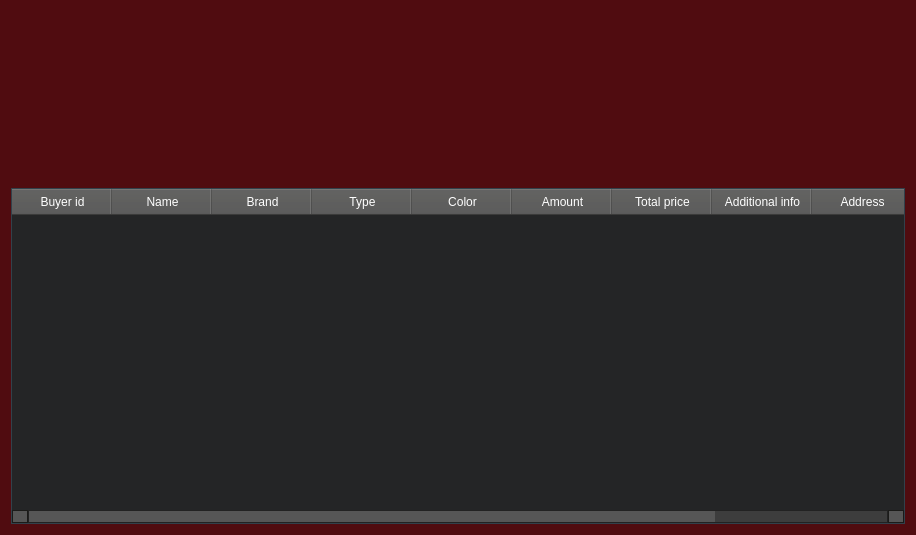
This is AP/show_transactions_customer.ui in AP-projects-4001/Guys as Qt 5 draws it before an edit. The edited form follows.
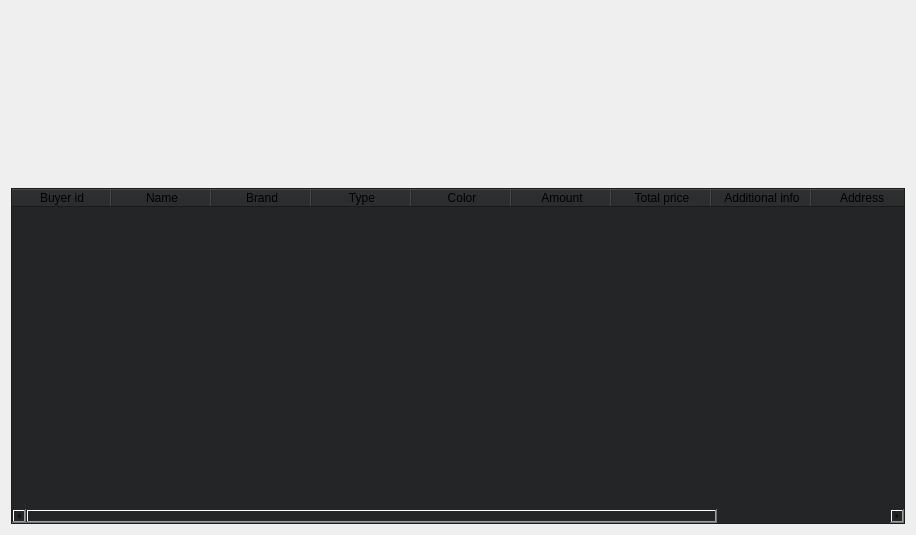
This is the edited form. Icons and pictures are not drawn.

Diff of the .ui file:
```diff
--- a/AP/show_transactions_customer.ui
+++ b/AP/show_transactions_customer.ui
@@ -13,711 +13,6 @@
   <property name="windowTitle">
    <string>Dialog</string>
   </property>
-  <property name="styleSheet">
-   <string notr="true">
-QWidget
-{
-	background-color: #500c10;
-	color: #ffffff;
-	border-color: #051a39;
-
-}
-
-
-QLabel
-{
-	background-color: transparent;
-	color: #ffffff;
-
-}
-
-
-QToolTip
-{
-	border : 1px solid #500c10;
-	background-color: #26264f;
-	color: #ffffff;
-	border-color: #051a39;
-
-}
-QPushButton
-{
-	background-color: #565656;
-	color: #ffffff;
-	border-style: solid;
-	border-width: 1px;
-	border-radius: 10px;
-	border-color: #051a39;
-	padding: 5px;
-
-}
-
-
-QPushButton::disabled
-{
-	background-color: #404040;
-	color: #656565;
-	border-color: #051a39;
-
-}
-
-
-QPushButton::hover
-{
-	background-color: #8399ff;
-	color: #ffffff;
-	border-style: solid;
-	border-width: 1px;
-	border-radius: 10px;
-	border-color: #051a39;
-	padding: 5px;
-}
-
-
-QPushButton::pressed
-{
-	background-color: #4969ff;
-	color: #ffffff;
-	border-style: solid;
-	border-width: 1px;
-	border-radius: 10px;
-	border-color: #051a39;
-	padding: 5px;
-
-}
-
-QComboBox
-{
-    background-color: #565656;
-    border: 1px solid;
-    border-radius: 3px;
-    padding-left: 6px;
-    color: #ffffff;
-    height: 20px;
-
-}
-
-
-QComboBox::disabled
-{
-	background-color: #404040;
-	color: #656565;
-	border-color: #051a39;
-
-}
-
-
-QComboBox:hover
-{
-    background-color: #8399ff;
-}
-
-
-QComboBox:on
-{
-    background-color: #4969ff;
-
-}
-
-
-QComboBox QAbstractItemView
-{
-    background-color: #383838;
-    color: #ffffff;
-    border: 1px solid black;
-    selection-background-color: #4969ff;
-    selection-color: #ffffff;
-    outline: 0;
-
-}
-
-QComboBox::drop-down
-{
-    subcontrol-origin: padding;
-    subcontrol-position: top right;
-    width: 15px;
-    border-left-width: 0px;
-    border-left-color: darkgray;
-    border-left-style: solid; 
-    border-top-right-radius: 3px; 
-    border-bottom-right-radius: 3px;
-
-}
-
-
-QComboBox::down-arrow
-{
-    image: url(://arrow-down.png);
-    width: 8px;
-    height: 8px;
-}
-
-
-QSpinBox
-{
-	background-color: #525251;
-	color: #ffffff;
-	border: 1px solid #051a39;
-	border-radius: 3px;
-	padding : 2px;
-}
-
-QLineEdit
-{
-	background-color: #525251;
-	color: #ffffff;
-	border-width: 1px;
-	border-radius: 7px;
-	border-color: #051a39;
-	padding: 2px;
-
-}
-
-QLineEdit::disabled
-{
-	background-color: #404040;
-	color: #656565;
-	border-width: 1px;
-	border-radius: 7px;
-	border-color: #051a39;
-	padding: 2px;
-
-}
-
-QTextEdit
-{
-	background-color: #ffffff;
-	color: #010201;
-	border-color: #051a39;
-
-}
-
-
-QTextEdit::disabled
-{
-	background-color: #404040;
-	color: #656565;
-	border-color: #051a39;
-
-}
-
-QCheckBox::indicator
-{
-    color: #b1b1b1;
-    background-color: #323232;
-    border: 1px solid #b1b1b1;
-    width: 12px;
-    height: 12px;
-
-}
-
-
-QCheckBox::indicator:checked
-{
-    image:url(://checkbox.png);
-    border: 1px solid #565656;
-
-}
-
-
-QCheckBox::disabled
-{
-	color: #656565;
-
-}
-
-
-QCheckBox::indicator:disabled
-{
-	background-color: #656565;
-	color: #656565;
-    border: 1px solid #656565;
-
-}
-
-
-QRadioButton::indicator::unchecked
-{ 
-	border: 2px inset gray; 
-	border-radius: 5px; 
-	background-color:  #fff;
-	width: 9px; 
-	height: 9px; 
-
-}
-
-
-QRadioButton::indicator::unchecked:hover
-{ 
-	border: 2px solid #565656; 
-	border-radius: 5px; 
-	background-color:  #fff;
-	width: 9px; 
-	height: 9px; 
-
-}
-
-
-QRadioButton::indicator::checked
-{ 
-	border: 2px inset darkgray; 
-	border-radius: 5px; 
-	background-color: #4969ff; 
-	width: 9px; 
-	height: 9px; 
-
-}
-
-
-QRadioButton::disabled
-{
-	color: #656565;
-
-}
-
-
-QRadioButton::indicator:disabled
-{
-	background-color: #656565;
-	color: #656565;
-    border: 2px solid #656565;
-
-}
-
-
-QTableView
-{
-    background-color: #242526;
-    border: 1px solid #32414B;
-    color: #f0f0f0;
-    gridline-color: #8faaff;
-    outline : 0;
-
-}
-
-
-QTableView::disabled
-{
-    background-color: #242526;
-    border: 1px solid #32414B;
-    color: #656565;
-    gridline-color: #656565;
-    outline : 0;
-
-}
-
-
-QTableView::item:hover 
-{
-    background-color: #26264f;
-    color: #f0f0f0;
-
-}
-
-
-QTableView::item:selected 
-{
-    background-color: #1a1b1c;
-    border: 2px solid #4969ff;
-    color: #F0F0F0;
-
-}
-
-
-QTableView::item:selected:disabled
-{
-    background-color: #1a1b1c;
-    border: 2px solid #525251;
-    color: #656565;
-
-}
-
-
-QTableCornerButton::section
-{
-    background-color: #505050;
-    color: #fff;
-
-}
-
-
-QHeaderView::section
-{
-    background-color: #525251;
-    color: #fff;
-    text-align: left;
-	padding: 4px;
-	
-}
-
-
-QHeaderView::section:disabled
-{
-    background-color: #525251;
-    color: #656565;
-
-}
-
-
-
-
-
-
-QHeaderView::section::vertical::first,
-QHeaderView::section::vertical::only-one
-{
-    border-top: 1px solid #353635;
-
-}
-
-
-QHeaderView::section::vertical
-{
-    border-top: 1px solid #353635;
-
-}
-
-
-QHeaderView::section::horizontal::first,
-QHeaderView::section::horizontal::only-one
-{
-    border-left: 1px solid #353635;
-
-}
-
-
-QHeaderView::section::horizontal
-{
-    border-left: 1px solid #353635;
-
-}
-
-
-QTabBar::tab
-{
-	background-color: #262626;
-	color: #ffffff;
-	border-style: solid;
-	border-width: 1px;
-	border-top-left-radius: 3px;
-	border-top-right-radius: 3px;
-	border-color: #051a39;
-	padding: 5px;
-
-}
-
-
-QTabBar::tab:disabled
-{
-	background-color: #656565;
-	color: #656565;
-}
-
-
-QTabWidget::pane 
-{
-	background-color: #262626;
-	color: #ffffff;
-    border: 1px solid;
-    border-color: #565656;
-
-}
-
-
-QTabBar::tab:selected
-{
-    background-color: #565656;
-	color: #ffffff;
-	border-style: solid;
-	border-width: 1px;
-	border-top-left-radius: 3px;
-	border-top-right-radius: 3px;
-	border-color: #051a39;
-	padding: 5px;
-
-}
-
-
-QTabBar::tab:selected:disabled
-{
-	background-color: #404040;
-	color: #656565;
-
-}
-
-
-QTabBar::tab:!selected 
-{
-    background-color: #262626;
-
-}
-
-
-QTabBar::tab:!selected:hover 
-{
-    background-color: #8399ff;
-
-}
-
-
-QTabBar::tab:top:!selected 
-{
-    margin-top: 3px;
-
-}
-
-
-QTabBar::tab:bottom:!selected 
-{
-    margin-bottom: 3px;
-
-}
-
-
-QTabBar::tab:top, QTabBar::tab:bottom 
-{
-    min-width: 8ex;
-    margin-right: -1px;
-    padding: 5px 10px 5px 10px;
-
-}
-
-
-QTabBar::tab:top:selected 
-{
-    border-bottom-color: none;
-
-}
-
-
-QTabBar::tab:bottom:selected 
-{
-    border-top-color: none;
-
-}
-
-
-QTabBar::tab:top:last, QTabBar::tab:bottom:last,
-QTabBar::tab:top:only-one, QTabBar::tab:bottom:only-one 
-{
-    margin-right: 0;
-
-}
-
-
-QTabBar::tab:left:!selected 
-{
-    margin-right: 3px;
-
-}
-
-
-QTabBar::tab:right:!selected
-{
-    margin-left: 3px;
-
-}
-
-
-QTabBar::tab:left, QTabBar::tab:right 
-{
-    min-height: 8ex;
-    margin-bottom: -1px;
-    padding: 10px 5px 10px 5px;
-
-}
-
-
-QTabBar::tab:left:selected 
-{
-    border-left-color: none;
-
-}
-
-
-QTabBar::tab:right:selected 
-{
-    border-right-color: none;
-
-}
-
-
-QTabBar::tab:left:last, QTabBar::tab:right:last,
-QTabBar::tab:left:only-one, QTabBar::tab:right:only-one 
-{
-    margin-bottom: 0;
-
-}
-
-
-QScrollBar:horizontal
-{
-    border: 1px solid #222222;
-    background-color: #3d3d3d;
-    height: 13px;
-    margin: 0px 16px 0 16px;
-
-}
-
-
-QScrollBar::handle:horizontal
-{
-    background: #565656;
-    min-height: 20px;
-
-}
-
-
-QScrollBar::add-line:horizontal
-{
-    border: 1px solid #1b1b19;
-    background-color: #565656;
-    width: 14px;
-    subcontrol-position: right;
-    subcontrol-origin: margin;
-
-}
-
-
-QScrollBar::sub-line:horizontal
-{
-    border: 1px solid #1b1b19;
-    background-color: #565656;
-    width: 14px;
-    subcontrol-position: left;
-    subcontrol-origin: margin;
-
-}
-
-
-QScrollBar::right-arrow:horizontal
-{
-    width: 6px;
-    height: 6px;
-
-}
-
-
-QScrollBar::left-arrow:horizontal
-{
-    width: 6px;
-    height: 6px;
-
-}
-
-
-QScrollBar::add-page:horizontal, QScrollBar::sub-page:horizontal
-{
-    background: none;
-
-}
-
-
-QScrollBar:vertical
-{
-    background-color: #3d3d3d;
-    width: 13px;
-    margin: 16px 0 16px 0;
-    border: 1px solid #222222;
-
-}
-
-
-QScrollBar::handle:vertical
-{
-    background-color: #565656;
-    min-height: 20px;
-
-}
-
-
-QScrollBar::add-line:vertical
-{
-    border: 1px solid #1b1b19;
-    background-color: #565656;
-    height: 14px;
-    subcontrol-position: bottom;
-    subcontrol-origin: margin;
-
-}
-
-
-QScrollBar::sub-line:vertical
-{
-    border: 1px solid #1b1b19;
-    background-color: #565656;
-    height: 14px;
-    subcontrol-position: top;
-    subcontrol-origin: margin;
-
-}
-
-
-QScrollBar::up-arrow:vertical
-{
-    width: 6px;
-    height: 6px;
-
-}
-
-
-QScrollBar::down-arrow:vertical
-{
-    width: 6px;
-    height: 6px;
-
-}
-
-
-QScrollBar::add-page:vertical, QScrollBar::sub-page:vertical
-{
-    background: none;
-
-}
-
-QStatusBar
-{
-	background-color: #565656;
-	color: #ffffff;
-	border-color: #051a39;
-
-}
-
-QCheckBox:disabled
-{
-color: #414141;
-}
-
-QCheckBox::indicator{
-    color: #b1b1b1;
-    background-color: #323232;
-    border: 1px solid #b1b1b1;
-    width:  12px;
-    height:  12px;
-}
-
-QRadioButton::indicator
-{
-    border-radius: 6px;
-}
-
-QCheckBox::indicator:hover
-{
-    border: 1px solid #8399ff;
-}
-
-QCheckBox::indicator:checked
-{
-	border-image: url(:/included_images/Check_mark.png) 0 0 0 0 stretch stretch;
-	background-color: #ffffff;
-}
-
-QCheckBox::indicator:disabled
-{
-    border: 1px solid #444;
-}
-</string>
-  </property>
   <layout class="QGridLayout" name="gridLayout">
    <item row="0" column="0">
     <layout class="QVBoxLayout" name="verticalLayout">
```
